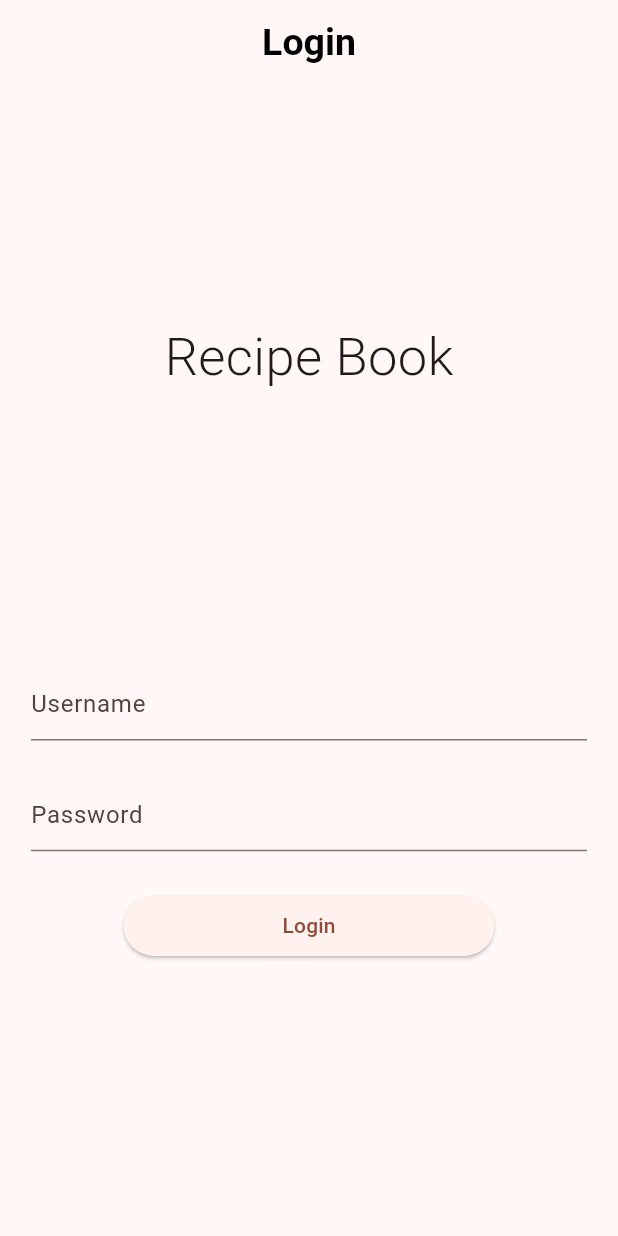
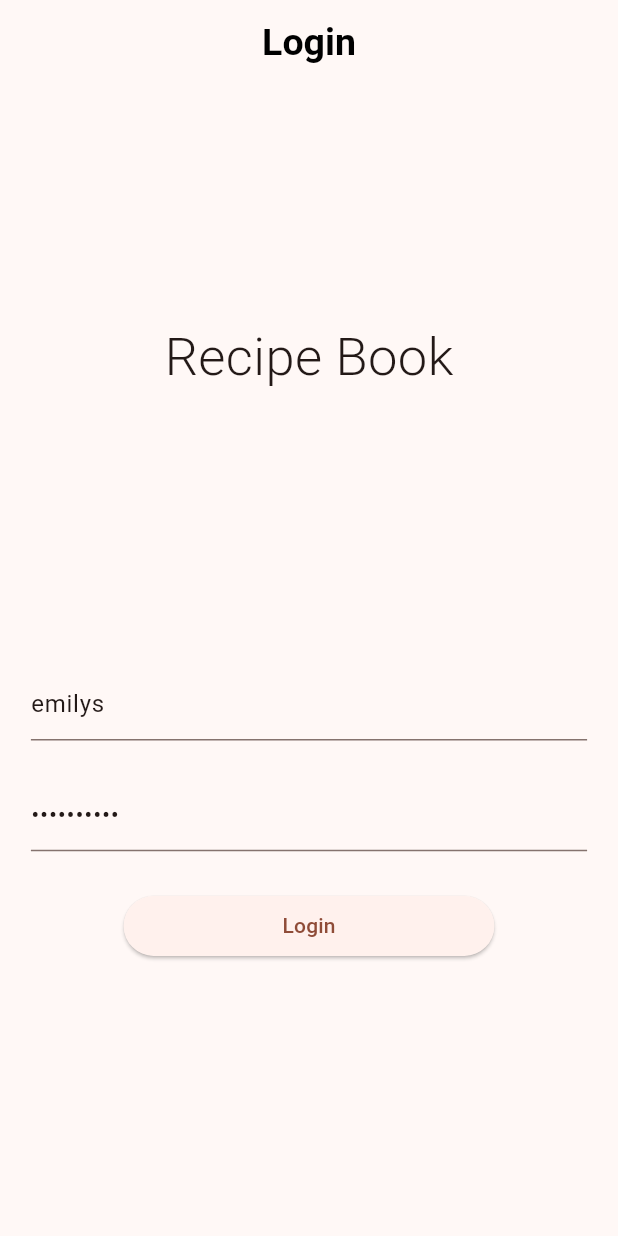
Before and after one commit to PavelContraMundum/KucharApp, a Flutter app: the screen it shows after launch, after a tap on "Login", on a phone screen of 412 x 824 dp. Run offline on Flutter 3.47's test engine with Material 3 defaults, Android fonts, the phone set to English and light mode, and no system bars.

Commit message:
input uživatel a heslo

```diff
--- a/lib/main.dart
+++ b/lib/main.dart
@@ -2,6 +2,7 @@ import 'package:flutter/material.dart';
 import 'package:recipes_app/pages/login_page.dart';
 
 void main() {
+
   runApp(MyApp());
 }
 
@@ -10,6 +11,7 @@ class MyApp extends StatelessWidget {
   @override
   Widget build(BuildContext context) {
     return MaterialApp(
+      debugShowCheckedModeBanner: false,
       title: 'Recipe Book',
       theme: ThemeData(
         colorScheme: ColorScheme.fromSeed(seedColor: Colors.deepOrange),
--- a/lib/pages/login_page.dart
+++ b/lib/pages/login_page.dart
@@ -8,6 +8,10 @@ class LoginPage extends StatefulWidget {
 }
 
 class _LoginPageState extends State<LoginPage> {
+  GlobalKey<FormState> _loginFormKey = GlobalKey();
+  String? username, password;
+
+
   @override
   Widget build(BuildContext context) {
     return Scaffold(
@@ -43,15 +47,41 @@ class _LoginPageState extends State<LoginPage> {
       width: MediaQuery.sizeOf(context).width * 0.90,
       height: MediaQuery.sizeOf(context).height * 0.30,
       child: Form(
+        key: _loginFormKey,
           child: Column(
             mainAxisSize: MainAxisSize.max,
         mainAxisAlignment: MainAxisAlignment.spaceEvenly,
         crossAxisAlignment: CrossAxisAlignment.center,
 
         children: [
-          TextFormField(decoration: InputDecoration(hintText: "Username"),),
+          TextFormField(
+            initialValue: "emilys",
+            onSaved: (value){
+              setState(() {
+                username = value;
+              });
+            },
+          validator: (value){
+            if(value == null ||value.isEmpty){
+              return "Enter a username";
+            }
+          },
+          decoration: InputDecoration(hintText: "Username"),),
 
-          TextFormField(decoration: InputDecoration(hintText: "Password"),),
+          TextFormField(
+            initialValue: "emilyspass",
+            onSaved: (value){
+              setState(() {
+                password = value;
+              });
+            },
+            obscureText: true,
+            validator: (value){
+              if(value == null ||value.length < 5){
+                return "Enter a valid password";
+              }
+            },
+            decoration: InputDecoration(hintText: "Password"),),
           _loginButton(),
         ],
       )),
@@ -61,7 +91,12 @@ class _LoginPageState extends State<LoginPage> {
  Widget _loginButton() {
     return SizedBox(
       width: MediaQuery.sizeOf(context).width * 0.60,
-      child: ElevatedButton(onPressed: (){}, child: const Text("Login"),),
+      child: ElevatedButton(onPressed: (){
+        if(_loginFormKey.currentState?.validate() ?? false){
+          _loginFormKey.currentState?.save();
+
+        }
+      }, child: const Text("Login"),),
     );
  }
 }
```
